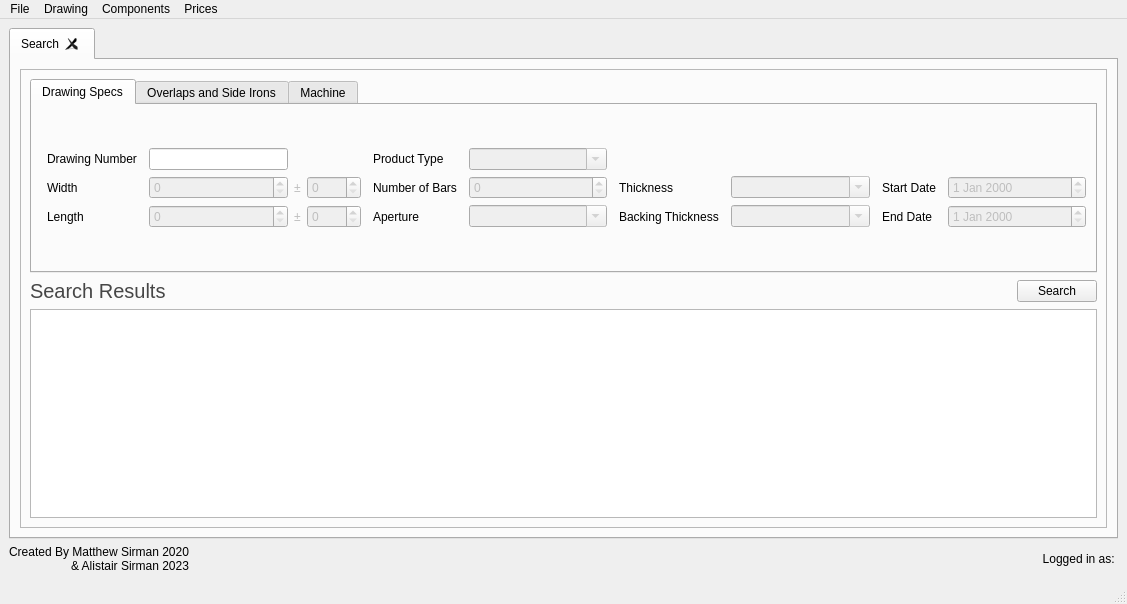
Qt form ui/MainMenu.ui (matthew-sirman/database-manager) before a commit.
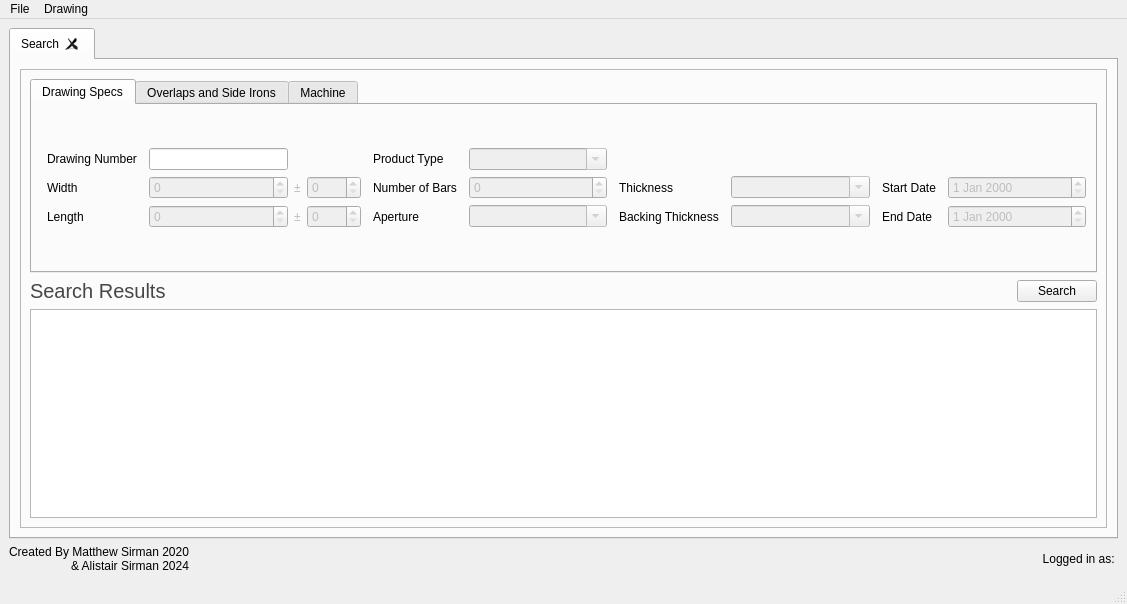
The same form after that commit. Custom widgets are drawn as their Qt base class.

Commit message: Expanded but didnt implement generic component windows, linked pricing package as dll.

What changed in the file:
```diff
--- a/ui/MainMenu.ui
+++ b/ui/MainMenu.ui
@@ -1209,7 +1209,7 @@
        <widget class="QLabel" name="authorLabel">
         <property name="text">
          <string>Created By Matthew Sirman 2020
-&amp; Alistair Sirman 2023</string>
+&amp; Alistair Sirman 2024</string>
         </property>
         <property name="alignment">
          <set>Qt::AlignRight|Qt::AlignTrailing|Qt::AlignVCenter</set>
@@ -1266,30 +1266,8 @@
     <addaction name="drawingMenu_addDrawingAction"/>
     <addaction name="drawingMenu_addManualDrawingAction"/>
    </widget>
-   <widget class="QMenu" name="componentsMenu">
-    <property name="title">
-     <string>Components</string>
-    </property>
-    <addaction name="componentsMenu_addApertureAction"/>
-    <addaction name="componentsMenu_addMachineAction"/>
-    <addaction name="componentsMenu_addSideIronAction"/>
-    <addaction name="componentsMenu_addMaterialAction"/>
-   </widget>
-   <widget class="QMenu" name="pricingMenu">
-    <property name="title">
-     <string>Prices</string>
-    </property>
-    <addaction name="pricingMenu_materialPricesAction"/>
-    <addaction name="pricingMenu_sideIronPricesAction"/>
-    <addaction name="pricingMenu_SpecificSideIronPricesAction"/>
-    <addaction name="pricingMenu_extraPricesAction"/>
-    <addaction name="pricingMenu_labourTimes"/>
-    <addaction name="pricingMenu_powderCoatingPrices"/>
-   </widget>
    <addaction name="fileMenu"/>
    <addaction name="drawingMenu"/>
-   <addaction name="componentsMenu"/>
-   <addaction name="pricingMenu"/>
   </widget>
   <widget class="QStatusBar" name="statusbar"/>
   <action name="drawingMenu_addDrawingAction">
```
Left out of the diff: 30 changed lines with no effect on the pictures. The commit also changes 78 other files.
